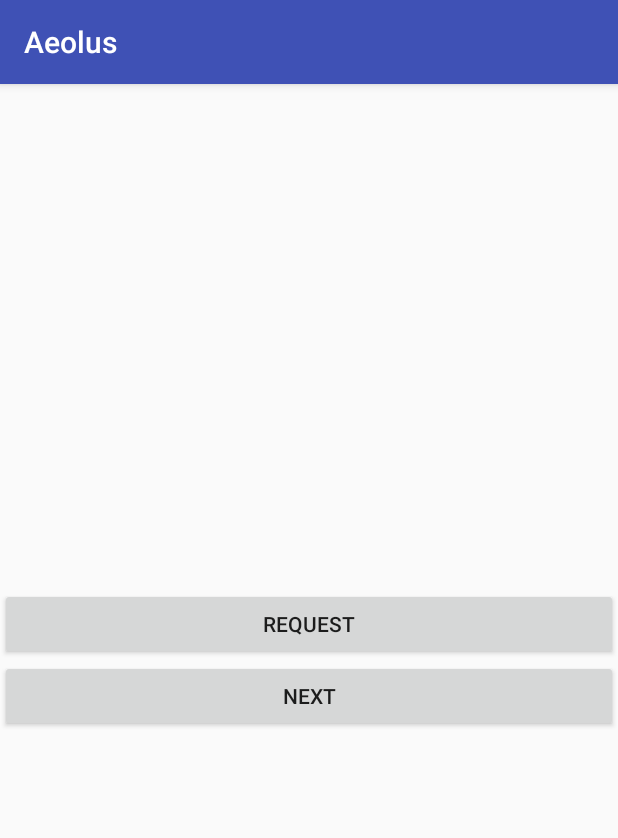
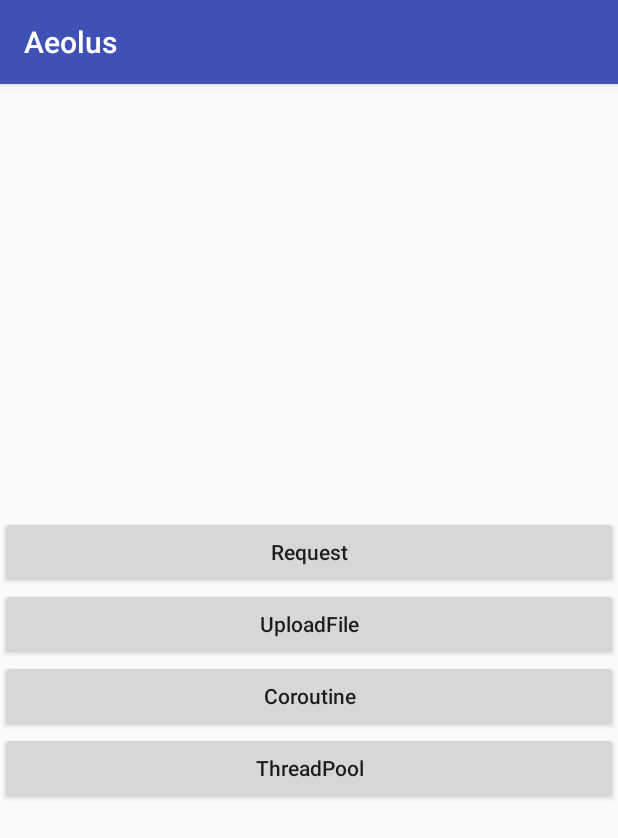
Before and after one commit to contafu/aeolus, an Android app: the screen it shows after launch (MainActivity), on a phone screen of 412 x 824 dp. Shown: the top 838 px of the screen. Run offline under Robolectric (Android 15) with nearby library versions, the phone set to English and light mode, and no system bars.

Commit message:
添加协程支持

```diff
--- a/build.gradle
+++ b/build.gradle
@@ -1,7 +1,7 @@
 // Top-level build file where you can add configuration options common to all sub-projects/modules.
 
 buildscript {
-    ext.kotlin_version = '1.3.40'
+    ext.kotlin_version = '1.3.41'
     repositories {
         jcenter()
         mavenCentral()
@@ -9,7 +9,7 @@ buildscript {
         maven { url 'https://jitpack.io' }
     }
     dependencies {
-        classpath 'com.android.tools.build:gradle:3.4.1'
+        classpath 'com.android.tools.build:gradle:3.4.2'
         classpath "org.jetbrains.kotlin:kotlin-gradle-plugin:$kotlin_version"
         classpath 'com.github.dcendents:android-maven-gradle-plugin:2.1'
 
--- a/library/build.gradle
+++ b/library/build.gradle
@@ -62,7 +62,7 @@ dependencies {
     implementation fileTree(dir: 'libs', include: ['*.jar'])
     implementation "org.jetbrains.kotlin:kotlin-stdlib-jdk8:$kotlin_version"
     implementation "org.jetbrains.kotlin:kotlin-reflect:$kotlin_version"
-    implementation 'org.jetbrains.kotlinx:kotlinx-coroutines-android:1.0.1'
+    implementation "org.jetbrains.kotlinx:kotlinx-coroutines-android:1.2.2"
     implementation 'androidx.appcompat:appcompat:1.0.2'
     testImplementation 'junit:junit:4.12'
     androidTestImplementation 'androidx.test:runner:1.2.0'
--- a/library/src/main/kotlin/com/olympians/aeolus/Aeolus.kt
+++ b/library/src/main/kotlin/com/olympians/aeolus/Aeolus.kt
@@ -21,6 +21,9 @@ import java.lang.reflect.ParameterizedType
 import java.net.ConnectException
 import java.net.SocketTimeoutException
 import java.net.UnknownHostException
+import java.util.concurrent.Executor
+import java.util.concurrent.Executors
+import java.util.concurrent.ThreadPoolExecutor
 import java.util.concurrent.TimeUnit
 
 object Aeolus {
--- a/sample/build.gradle
+++ b/sample/build.gradle
@@ -34,6 +34,7 @@ dependencies {
     implementation project(':library')
     implementation "org.jetbrains.kotlin:kotlin-stdlib-jdk8:$kotlin_version"
     implementation "org.jetbrains.kotlin:kotlin-reflect:$kotlin_version"
+    implementation "org.jetbrains.kotlinx:kotlinx-coroutines-android:1.2.2"
     implementation 'androidx.appcompat:appcompat:1.0.2'
     implementation 'androidx.constraintlayout:constraintlayout:1.1.3'
     testImplementation 'junit:junit:4.12'
--- a/sample/src/main/AndroidManifest.xml
+++ b/sample/src/main/AndroidManifest.xml
@@ -23,6 +23,8 @@
         </activity>
 
         <activity android:name=".UploadFileActivity" />
+        <activity android:name=".CoroutineTestActivity" />
+        <activity android:name=".ThreadPoolActivity" />
     </application>
 
 </manifest>
--- a/sample/src/main/java/com/olympians/aeolus/sample/MainActivity.java
+++ b/sample/src/main/java/com/olympians/aeolus/sample/MainActivity.java
@@ -68,5 +68,7 @@ public class MainActivity extends AppCompatActivity {
         });
 
         findViewById(R.id.next).setOnClickListener(v -> startActivity(new Intent(this, UploadFileActivity.class)));
+        findViewById(R.id.coroutine).setOnClickListener(v -> startActivity(new Intent(this, CoroutineTestActivity.class)));
+        findViewById(R.id.thread_pool).setOnClickListener(v -> startActivity(new Intent(this, ThreadPoolActivity.class)));
     }
 }
--- a/sample/src/main/res/layout/activity_main.xml
+++ b/sample/src/main/res/layout/activity_main.xml
@@ -10,7 +10,8 @@
         android:id="@id/button"
         android:layout_width="0dp"
         android:layout_height="wrap_content"
-        android:text="request"
+        android:text="Request"
+        android:textAllCaps="false"
         app:layout_constraintBottom_toTopOf="@id/next"
         app:layout_constraintLeft_toLeftOf="parent"
         app:layout_constraintRight_toRightOf="parent"
@@ -22,10 +23,33 @@
         android:id="@+id/next"
         android:layout_width="0dp"
         android:layout_height="wrap_content"
-        android:text="next"
-        app:layout_constraintBottom_toBottomOf="parent"
+        android:text="UploadFile"
+        android:textAllCaps="false"
+        app:layout_constraintBottom_toTopOf="@id/coroutine"
         app:layout_constraintLeft_toLeftOf="parent"
         app:layout_constraintRight_toRightOf="parent"
         app:layout_constraintTop_toBottomOf="@id/button" />
 
+    <Button
+        android:id="@+id/coroutine"
+        android:layout_width="0dp"
+        android:layout_height="wrap_content"
+        android:text="Coroutine"
+        android:textAllCaps="false"
+        app:layout_constraintBottom_toTopOf="@id/thread_pool"
+        app:layout_constraintLeft_toLeftOf="parent"
+        app:layout_constraintRight_toRightOf="parent"
+        app:layout_constraintTop_toBottomOf="@id/next" />
+
+    <Button
+        android:id="@+id/thread_pool"
+        android:layout_width="0dp"
+        android:layout_height="wrap_content"
+        android:text="ThreadPool"
+        android:textAllCaps="false"
+        app:layout_constraintBottom_toBottomOf="parent"
+        app:layout_constraintLeft_toLeftOf="parent"
+        app:layout_constraintRight_toRightOf="parent"
+        app:layout_constraintTop_toBottomOf="@id/coroutine" />
+
 </androidx.constraintlayout.widget.ConstraintLayout>
```
Also changed, not shown: sample/src/main/java/com/olympians/aeolus/sample/CoroutineTestActivity.kt (added, +53 -0 lines), sample/src/main/java/com/olympians/aeolus/sample/ThreadPoolActivity.kt (added, +35 -0 lines), sample/src/main/res/layout/activity_coroutine_test.xml (added, +27 -0 lines), sample/src/main/res/layout/activity_thread_pool.xml (added, +29 -0 lines).
